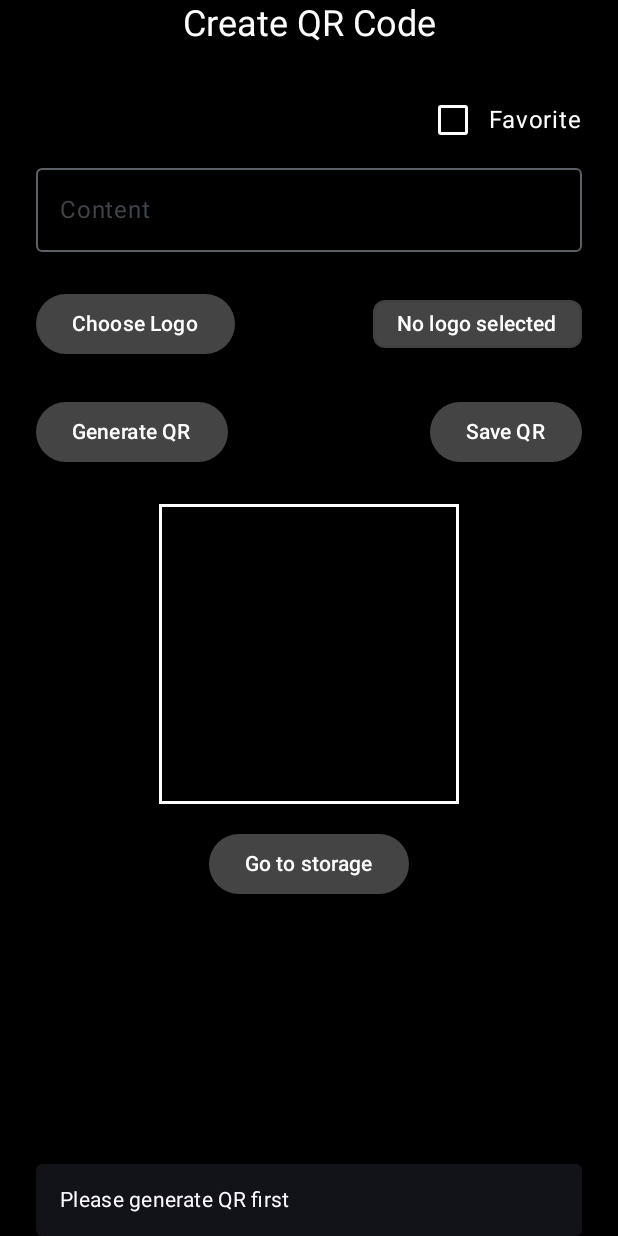
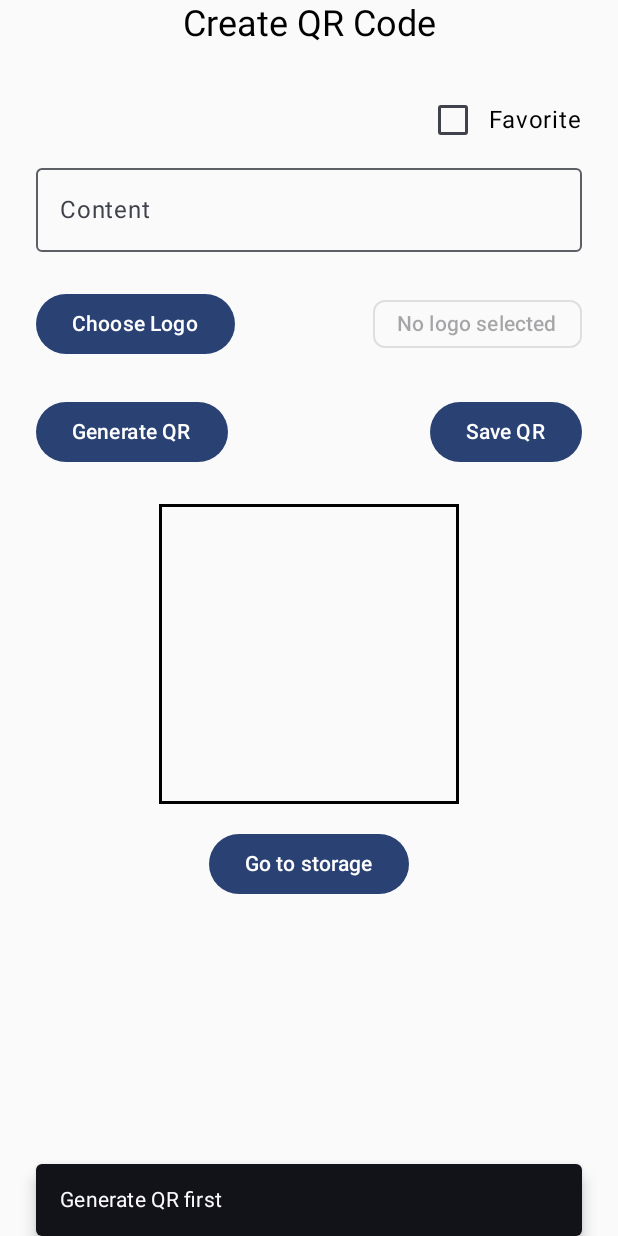
Before and after one commit to Zaphat/Z-Vision, an Android app built with Jetpack Compose: the QrCreationScreen screen opened through its navigation route, after a tap on "Save QR", on a phone screen of 412 x 824 dp. Run offline under Robolectric (Android 15) with nearby library versions, the phone set to English and light mode, and no system bars; our stand-ins replace Room's generated code; 2 other taps on this screen came first.

Commit message:
QR Creation UI

```diff
--- a/app/src/main/java/com/zteam/zvision/ui/screens/qrCreation/QrCreationScreen.kt
+++ b/app/src/main/java/com/zteam/zvision/ui/screens/qrCreation/QrCreationScreen.kt
@@ -62,7 +62,6 @@ fun QrCreationScreen(
 
     var showDialog by remember { mutableStateOf(false) }
     var inputText by remember { mutableStateOf("") }
-    var finalText by remember { mutableStateOf("") }
 
     val pickLogoLauncher = rememberLauncherForActivityResult(
         contract = ActivityResultContracts.GetContent()
@@ -85,14 +84,12 @@ fun QrCreationScreen(
     Column(
         modifier = Modifier
             .fillMaxSize()
-            .background(Color.Black)
             .statusBarsPadding()
             .navigationBarsPadding()
             .imePadding()
-            .padding(horizontal = 24.dp),
-        horizontalAlignment = Alignment.CenterHorizontally
+            .padding(horizontal = 24.dp), horizontalAlignment = Alignment.CenterHorizontally
     ) {
-        Text("Create QR Code", style = MaterialTheme.typography.headlineSmall, color = Color.White)
+        Text("Create QR Code", style = MaterialTheme.typography.headlineSmall)
 
         Spacer(Modifier.height(24.dp))
 
@@ -102,15 +99,8 @@ fun QrCreationScreen(
             horizontalArrangement = Arrangement.End,
         ) {
             Checkbox(
-                checked = favorite,
-                onCheckedChange = { favorite = it },
-                colors = CheckboxDefaults.colors(
-                    checkedColor = Color.DarkGray,
-                    uncheckedColor = Color.White,
-                    checkmarkColor = Color.White
-                )
-            )
-            Text("Favorite", color = Color.White)
+                checked = favorite, onCheckedChange = { favorite = it })
+            Text("Favorite")
         }
 
         OutlinedTextField(
@@ -120,8 +110,7 @@ fun QrCreationScreen(
             modifier = Modifier.fillMaxWidth(),
             singleLine = false,
             keyboardOptions = KeyboardOptions(
-                keyboardType = KeyboardType.Text,
-                imeAction = ImeAction.Done
+                keyboardType = KeyboardType.Text, imeAction = ImeAction.Done
             ),
         )
 
@@ -134,9 +123,6 @@ fun QrCreationScreen(
         ) {
             Button(
                 onClick = { pickLogoLauncher.launch("image/*") },
-                colors = ButtonDefaults.buttonColors(
-                    containerColor = Color.DarkGray
-                ),
             ) { Text("Choose Logo") }
             if (selectedLogoUri != null) {
                 AssistChip(
@@ -144,25 +130,14 @@ fun QrCreationScreen(
                         selectedLogoUri = null;
                         selectedLogoBitmap = null;
                         finalQrBitmap = null
-                    }, label = { Text("Clear logo") },
-                    colors = AssistChipDefaults.assistChipColors(
-                        containerColor = Color.Magenta,
-                        labelColor = Color.White,
-                        disabledContainerColor = Color.DarkGray,
-                        disabledLabelColor = Color.White
-                    )
+                    },
+                    label = { Text("Clear logo") },
                 )
             } else {
                 AssistChip(
                     onClick = { /* no-op */ },
                     enabled = false,
                     label = { Text("No logo selected") },
-                    colors = AssistChipDefaults.assistChipColors(
-                        containerColor = Color.Magenta,
-                        labelColor = Color.White,
-                        disabledContainerColor = Color.DarkGray,
-                        disabledLabelColor = Color.White
-                    )
                 )
             }
         }
@@ -189,8 +164,7 @@ fun QrCreationScreen(
                             // Generate QR with logo
                             try {
                                 finalQrBitmap = qrGenerator.generateQRCodeWithLogo(
-                                    content = qrContent,
-                                    logoBitmap = selectedLogoBitmap!!
+                                    content = qrContent, logoBitmap = selectedLogoBitmap!!
                                 )
                                 if (finalQrBitmap == null) {
                                     showToast =
@@ -221,21 +195,15 @@ fun QrCreationScreen(
                         showToast = "Invalid content"
                     }
                 },
-                colors = ButtonDefaults.buttonColors(
-                    containerColor = Color.DarkGray
-                ),
             ) {
                 Text("Generate QR")
             }
             Button(
                 onClick = {
                     if (finalQrBitmap == null) {
-                        showToast = "Please generate QR first"
+                        showToast = "Generate QR first"
                     } else showDialog = true
                 },
-                colors = ButtonDefaults.buttonColors(
-                    containerColor = Color.DarkGray
-                ),
             ) {
                 Text("Save QR")
             }
@@ -265,7 +233,7 @@ fun QrCreationScreen(
                     .size(200.dp) // makes it square
                     .border(
                         width = 2.dp,
-                        color = Color.White,
+                        color = Color.Black,
                     )
             )
         }
@@ -274,9 +242,6 @@ fun QrCreationScreen(
 
         Button(
             onClick = onNavigateToQrStorage,
-            colors = ButtonDefaults.buttonColors(
-                containerColor = Color.DarkGray
-            ),
         ) {
             Text("Go to storage")
         }
@@ -309,7 +274,7 @@ fun QrCreationScreen(
                             name = inputText
                             showDialog = false
                             inputText = "" // clear after submit
-                        } else showToast = "Please enter a name"
+                        } else showToast = "Enter the QR name"
                     }) {
                         Text("Submit")
                     }
@@ -321,8 +286,7 @@ fun QrCreationScreen(
                     }) {
                         Text("Cancel")
                     }
-                }
-            )
+                })
         }
     }
 }
@@ -369,8 +333,7 @@ private fun decodeBitmapFromUri(context: Context, uri: Uri): Bitmap? {
             val source = ImageDecoder.createSource(context.contentResolver, uri)
             ImageDecoder.decodeBitmap(source)
         } else {
-            @Suppress("DEPRECATION")
-            MediaStore.Images.Media.getBitmap(context.contentResolver, uri)
+            @Suppress("DEPRECATION") MediaStore.Images.Media.getBitmap(context.contentResolver, uri)
         }
 
         // Ensure bitmap is in a compatible format
```
